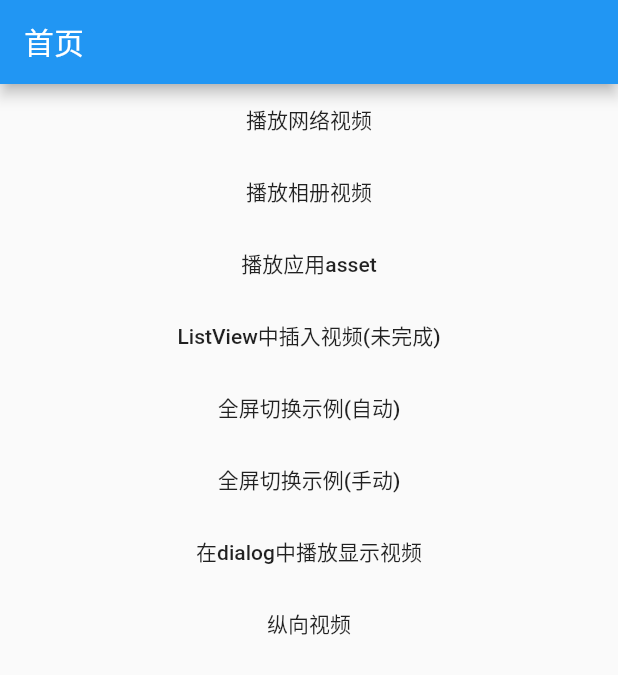
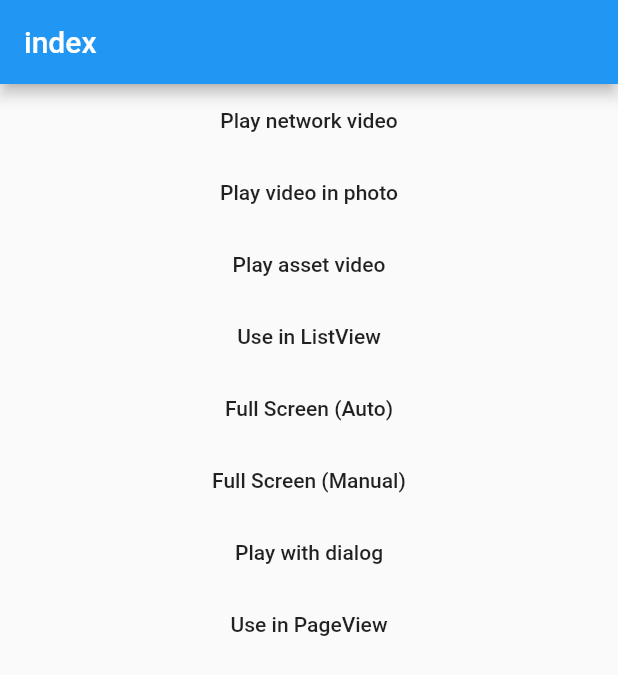
Before and after one commit to CaiJingLong/flutter_ijkplayer, a Flutter app: the screen it shows after launch, on a phone screen of 412 x 824 dp. Shown: the top 675 px of the screen. Run offline on Flutter 3.47's test engine with Material 2 defaults, Android fonts, the phone set to English and light mode, and no system bars; drawn by our look-alikes of oktoast; missing offline and left inert: photo, photo_manager.

Commit message:
use custom i18n

```diff
--- /dev/null
+++ b/example/lib/i18n/en.dart
@@ -0,0 +1,52 @@
+part of 'i18n.dart';
+
+class _I18nEn extends I18n {
+  _I18nEn() : super._();
+
+  @override
+  String get indexTitle => "index";
+
+  @override
+  String get assetButton => "Play asset video";
+
+  @override
+  String get fullScreenAutoButton => "Full Screen (Auto)";
+
+  @override
+  String get fullScreenManualButton => "Full Screen (Manual)";
+
+  @override
+  String get listViewButton => "Use in ListView";
+
+  @override
+  String get networkButton => "Play network video";
+
+  @override
+  String get pageViewButton => "Use in PageView";
+
+  @override
+  String get photoButton => "Play video in photo";
+
+  @override
+  String get withDialogButton => "Play with dialog";
+
+  @override
+  String get showDialog => "Show dialog";
+
+  @override
+  String get autoFullScreenTitle => "Rotate device to see change";
+  @override
+  String get changeFullScreenWithButton => "Click button to show change";
+
+  @override
+  String get fullScreen => "full screen";
+
+  @override
+  String get play => "play";
+
+  @override
+  String get noPickTip => "at least pick one video";
+
+  @override
+  String get pick => "pick";
+}
--- a/example/lib/main.dart
+++ b/example/lib/main.dart
@@ -2,6 +2,7 @@ import 'package:flutter/material.dart';
 import 'package:flutter_ijkplayer/flutter_ijkplayer.dart';
 import 'package:ijkplayer_example/page/index.dart';
 import 'package:oktoast/oktoast.dart';
+import 'package:flutter_localizations/flutter_localizations.dart';
 
 void main() {
   IjkConfig.isLog = true;
@@ -17,10 +18,20 @@ class MyApp extends StatefulWidget {
 
 class _MyAppState extends State<MyApp> {
   @override
+  void initState() {
+    super.initState();
+  }
+
+  @override
   Widget build(BuildContext context) {
     return OKToast(
       child: MaterialApp(
         home: IndexPage(),
+        supportedLocales: [
+          Locale("cn"),
+          Locale("en"),
+        ],
+        localizationsDelegates: GlobalMaterialLocalizations.delegates,
       ),
     );
   }
--- a/example/lib/page/asset_page.dart
+++ b/example/lib/page/asset_page.dart
@@ -1,5 +1,6 @@
 import 'package:flutter/material.dart';
 import 'package:flutter_ijkplayer/flutter_ijkplayer.dart';
+import 'package:ijkplayer_example/i18n/i18n.dart';
 
 class AssetPage extends StatefulWidget {
   @override
@@ -13,7 +14,7 @@ class _AssetPageState extends State<AssetPage> {
   Widget build(BuildContext context) {
     return Scaffold(
       appBar: AppBar(
-        title: Text("播放资产"),
+        title: Text(currentI18n.assetButton),
       ),
       body: ListView(
         children: <Widget>[
--- a/example/lib/page/dialog_video_page.dart
+++ b/example/lib/page/dialog_video_page.dart
@@ -1,5 +1,6 @@
 import 'package:flutter/material.dart';
 import 'package:flutter_ijkplayer/flutter_ijkplayer.dart';
+import 'package:ijkplayer_example/i18n/i18n.dart';
 
 class DialogVideoPage extends StatefulWidget {
   @override
@@ -19,13 +20,13 @@ class _DialogVideoPageState extends State<DialogVideoPage> {
   Widget build(BuildContext context) {
     return Scaffold(
       appBar: AppBar(
-        title: Text("在dialog中显示ijkplayer"),
+        title: Text(currentI18n.withDialogButton),
       ),
       body: Center(
         child: Column(
           children: <Widget>[
             FlatButton(
-              child: Text("显示dialog"),
+              child: Text(currentI18n.showDialog),
               onPressed: showIJKDialog,
             ),
           ],
--- a/example/lib/page/full_screen.dart
+++ b/example/lib/page/full_screen.dart
@@ -1,5 +1,6 @@
 import 'package:flutter/material.dart';
 import 'package:flutter_ijkplayer/flutter_ijkplayer.dart';
+import 'package:ijkplayer_example/i18n/i18n.dart';
 
 class FullScreen extends StatefulWidget {
   @override
@@ -33,7 +34,7 @@ class _FullScreenState extends State<FullScreen> {
     }
     return Scaffold(
       appBar: AppBar(
-        title: Text("切换横竖屏可以看到界面变化"),
+        title: Text(currentI18n.autoFullScreenTitle),
       ),
       body: ListView(
         children: <Widget>[
@@ -135,17 +136,9 @@ class _FullScreen2State extends State<FullScreen2> {
   }
 
   Widget buildNormal() {
-    // SystemChrome.setEnabledSystemUIOverlays([
-    //   SystemUiOverlay.top,
-    //   SystemUiOverlay.bottom,
-    // ]);
-    // OrientationPlugin.setEnabledSystemUIOverlays([
-    //   SystemUiOverlay.top,
-    //   SystemUiOverlay.bottom,
-    // ]);
     return Scaffold(
       appBar: AppBar(
-        title: Text("手动切换全屏(强制)"),
+        title: Text(currentI18n.changeFullScreenWithButton),
       ),
       body: ListView(
         children: <Widget>[
@@ -166,11 +159,11 @@ class _FullScreen2State extends State<FullScreen2> {
               await controller.setDataSource(source);
               await controller.play();
             },
-            child: Text("播放"),
+            child: Text(currentI18n.play),
           ),
           RaisedButton(
             onPressed: setLandScapeLeft,
-            child: Text("全屏"),
+            child: Text(currentI18n.fullScreen),
           ),
         ],
       ),
--- a/example/lib/page/gallery_page.dart
+++ b/example/lib/page/gallery_page.dart
@@ -2,6 +2,7 @@ import 'dart:io';
 
 import 'package:flutter/material.dart';
 import 'package:flutter_ijkplayer/flutter_ijkplayer.dart';
+import 'package:ijkplayer_example/i18n/i18n.dart';
 import 'package:photo/photo.dart';
 
 class PlayGalleryPage extends StatefulWidget {
@@ -29,12 +30,12 @@ class _PlayGalleryPageState extends State<PlayGalleryPage> {
   Widget build(BuildContext context) {
     return Scaffold(
       appBar: AppBar(
-        title: Text("播放相册视频"),
+        title: Text(currentI18n.photoButton),
       ),
       body: ListView(
         children: <Widget>[
           FlatButton(
-            child: Text("选择"),
+            child: Text("Pick"),
             onPressed: _pickVideo,
           ),
           _buildFileText(),
--- a/example/lib/page/index.dart
+++ b/example/lib/page/index.dart
@@ -1,4 +1,5 @@
 import 'package:flutter/material.dart';
+import 'package:ijkplayer_example/i18n/i18n.dart';
 import 'package:ijkplayer_example/page/asset_page.dart';
 import 'package:ijkplayer_example/page/dialog_video_page.dart';
 import 'package:ijkplayer_example/page/full_screen.dart';
@@ -17,18 +18,18 @@ class _IndexPageState extends State<IndexPage> {
   Widget build(BuildContext context) {
     return Scaffold(
       appBar: AppBar(
-        title: Text("首页"),
+        title: Text(currentI18n.indexTitle),
       ),
       body: ListView(
         children: <Widget>[
-          buildButton("播放网络视频", NetworkPage()),
-          buildButton("播放相册视频", PlayGalleryPage()),
-          buildButton("播放应用asset", AssetPage()),
-          buildButton("ListView中插入视频(未完成)", VideoList()),
-          buildButton("全屏切换示例(自动)", FullScreen()),
-          buildButton("全屏切换示例(手动)", FullScreen2()),
-          buildButton("在dialog中播放显示视频", DialogVideoPage()),
-          buildButton("纵向视频", PagingPickPage()),
+          buildButton(currentI18n.networkButton, NetworkPage()),
+          buildButton(currentI18n.photoButton, PlayGalleryPage()),
+          buildButton(currentI18n.assetButton, AssetPage()),
+          buildButton(currentI18n.listViewButton, VideoList()),
+          buildButton(currentI18n.fullScreenAutoButton, FullScreen()),
+          buildButton(currentI18n.fullScreenManualButton, FullScreen2()),
+          buildButton(currentI18n.withDialogButton, DialogVideoPage()),
+          buildButton(currentI18n.pageViewButton, PagingPickPage()),
         ],
       ),
     );
--- a/example/lib/page/network.dart
+++ b/example/lib/page/network.dart
@@ -1,5 +1,6 @@
 import 'package:flutter/material.dart';
 import 'package:flutter_ijkplayer/flutter_ijkplayer.dart';
+import 'package:ijkplayer_example/i18n/i18n.dart';
 
 class NetworkPage extends StatefulWidget {
   @override
@@ -41,7 +42,7 @@ class _NetworkPageState extends State<NetworkPage> {
   Widget build(BuildContext context) {
     return Scaffold(
       appBar: AppBar(
-        title: Text("播放网络资源"),
+        title: Text(currentI18n.networkButton),
       ),
       body: ListView(
         children: <Widget>[
@@ -53,7 +54,7 @@ class _NetworkPageState extends State<NetworkPage> {
                 ),
               ),
               FlatButton(
-                child: Text("播放"),
+                child: Text(currentI18n.play),
                 onPressed: _playInput,
               ),
             ],
--- a/example/lib/page/paging_page.dart
+++ b/example/lib/page/paging_page.dart
@@ -1,5 +1,6 @@
 import 'package:flutter/material.dart';
 import 'package:flutter_ijkplayer/flutter_ijkplayer.dart';
+import 'package:ijkplayer_example/i18n/i18n.dart';
 import 'package:oktoast/oktoast.dart';
 import 'package:photo/photo.dart';
 
@@ -8,12 +9,12 @@ class PagingPickPage extends StatelessWidget {
   Widget build(BuildContext context) {
     return Scaffold(
       appBar: AppBar(
-        title: Text("选择视频"),
+        title: Text(currentI18n.pick),
       ),
       body: ListView(
         children: <Widget>[
           FlatButton(
-            child: Text("选择视频并开启"),
+            child: Text(currentI18n.pick),
             onPressed: () => pickVideo(context),
           ),
         ],
@@ -29,7 +30,7 @@ class PagingPickPage extends StatelessWidget {
     );
 
     if (photos == null || photos.isEmpty) {
-      showToast("没选择视频");
+      showToast(currentI18n.noPickTip);
       return;
     }
 
--- a/example/lib/page/video_list.dart
+++ b/example/lib/page/video_list.dart
@@ -1,5 +1,6 @@
 import 'package:flutter/material.dart';
 import 'package:flutter_ijkplayer/flutter_ijkplayer.dart';
+import 'package:ijkplayer_example/i18n/i18n.dart';
 
 class VideoList extends StatefulWidget {
   @override
@@ -39,7 +40,7 @@ class _VideoListState extends State<VideoList> {
   Widget build(BuildContext context) {
     return Scaffold(
       appBar: AppBar(
-        title: Text("列表中IJKPlayer"),
+        title: Text(currentI18n.listViewButton),
       ),
       body: ListView.separated(
         itemBuilder: _buildItem,
```
Also changed, not shown: example/lib/i18n/cn.dart (added, +53 -0 lines), example/lib/i18n/i18n.dart (added, +41 -0 lines), example/pubspec.yaml (+8 -3 lines), example/pubspec.lock.
